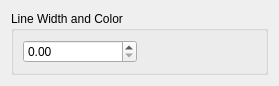
Old version of the form src/ui/mesh/qgsmeshrenderermeshsettingswidgetbase.ui in the repository qgis/QGIS.
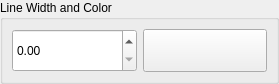
New version of the form. Custom widgets are drawn as their Qt base class.

Diff of the .ui file:
```diff
--- a/src/ui/mesh/qgsmeshrenderermeshsettingswidgetbase.ui
+++ b/src/ui/mesh/qgsmeshrenderermeshsettingswidgetbase.ui
@@ -20,6 +20,18 @@
    <string>Form</string>
   </property>
   <layout class="QHBoxLayout" name="horizontalLayout_2">
+   <property name="leftMargin">
+    <number>0</number>
+   </property>
+   <property name="topMargin">
+    <number>0</number>
+   </property>
+   <property name="rightMargin">
+    <number>0</number>
+   </property>
+   <property name="bottomMargin">
+    <number>0</number>
+   </property>
    <item>
     <widget class="QGroupBox" name="groupBox">
      <property name="sizePolicy">
@@ -65,7 +77,7 @@
   </customwidget>
   <customwidget>
    <class>QgsColorButton</class>
-   <extends>QFrame</extends>
+   <extends>QToolButton</extends>
    <header>qgscolorbutton.h</header>
    <container>1</container>
   </customwidget>
```
